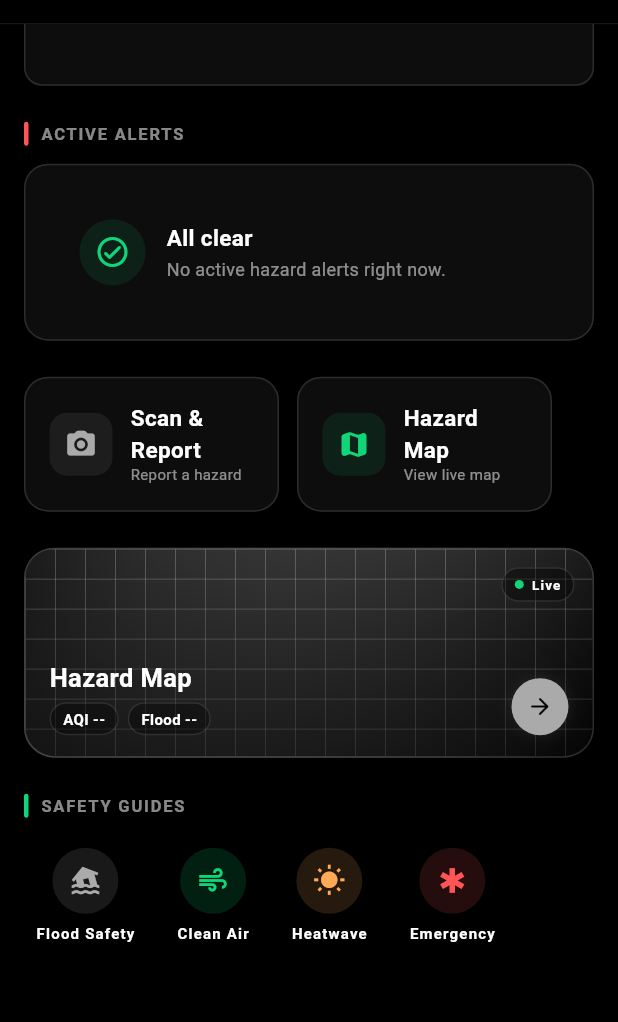
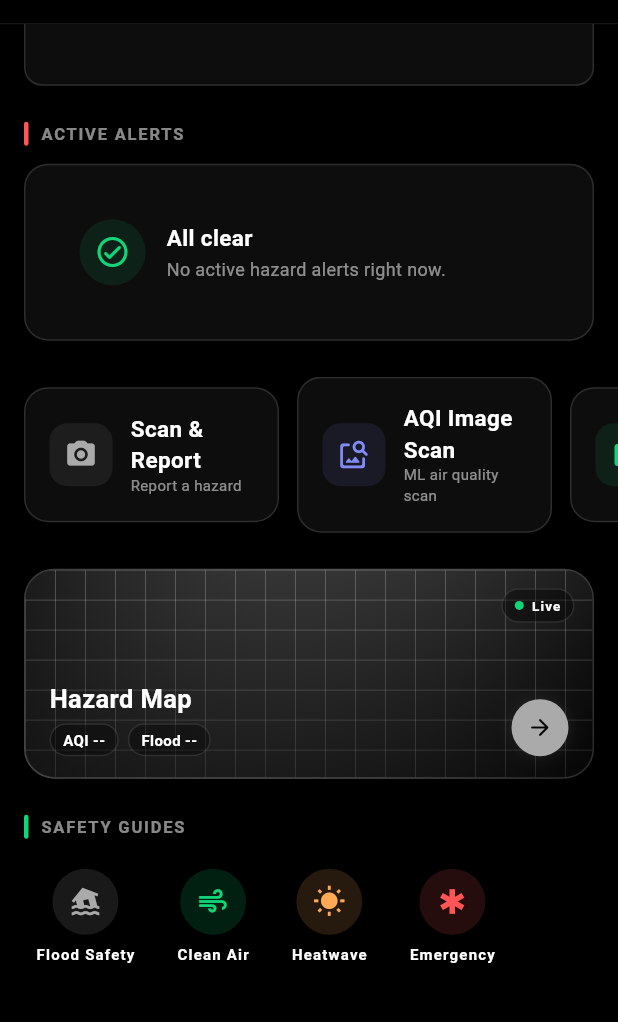
Before and after one commit to Barii1/EcoAlert, a Flutter app: the HomeScreen screen opened directly, scrolled down 576 dp, on a phone screen of 412 x 824 dp, the part 186-1208 px from its top. Run offline on Flutter 3.47's test engine with Material 3 defaults, Android fonts, the phone set to English and light mode, and no system bars; our stand-ins replace camera, dio, firebase_core, firebase_messaging, fl_chart, flutter_local_notifications and 10 more; missing offline and left inert: dart:html; accounts and stored records are empty; network calls fail.

Commit message:
fix: restore AQI Image Scan button with inline admin guard
Button is visible to all users but shows a snackbar for non-admins
instead of navigating, avoiding the jarring navigate-then-pop UX.

Co-Authored-By: Claude Sonnet 4.6 <noreply@anthropic.com>

```diff
--- a/lib/screens/home_root.dart
+++ b/lib/screens/home_root.dart
@@ -667,6 +667,27 @@ class _HomeScreenState extends State<HomeScreen> {
               sublabel: 'Report a hazard',
               color: AppColors.primary,
               onTap: () => Navigator.pushNamed(context, '/aqi-scan'),
+            ),
+          ),
+          const SizedBox(width: 12),
+          SizedBox(
+            width: 170,
+            child: _QuickActionCard(
+              icon: Icons.image_search_rounded,
+              label: 'AQI Image Scan',
+              sublabel: 'ML air quality scan',
+              color: AppColors.info,
+              onTap: () {
+                final isAdmin = context.read<AuthProvider>().isAdmin;
+                if (!isAdmin) {
+                  ScaffoldMessenger.of(context).showSnackBar(const SnackBar(
+                    content: Text('AQI Image Scan is available for admins only'),
+                    behavior: SnackBarBehavior.floating,
+                  ));
+                  return;
+                }
+                Navigator.pushNamed(context, '/aqi-image-classify');
+              },
             ),
           ),
           const SizedBox(width: 12),
```
